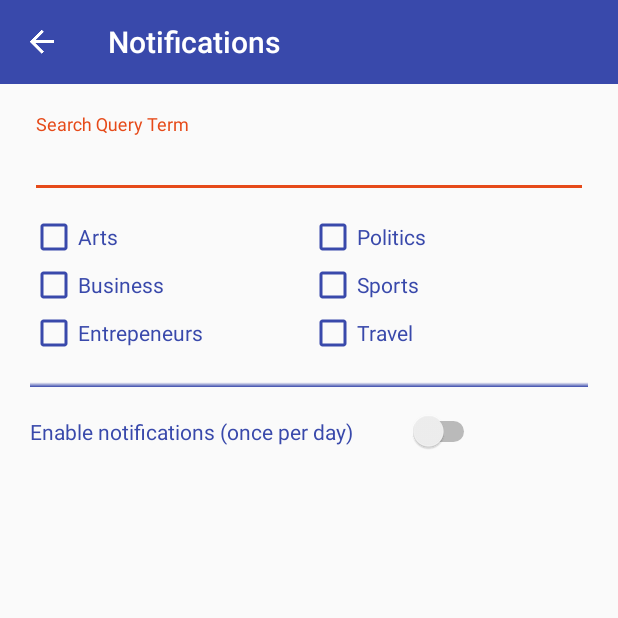
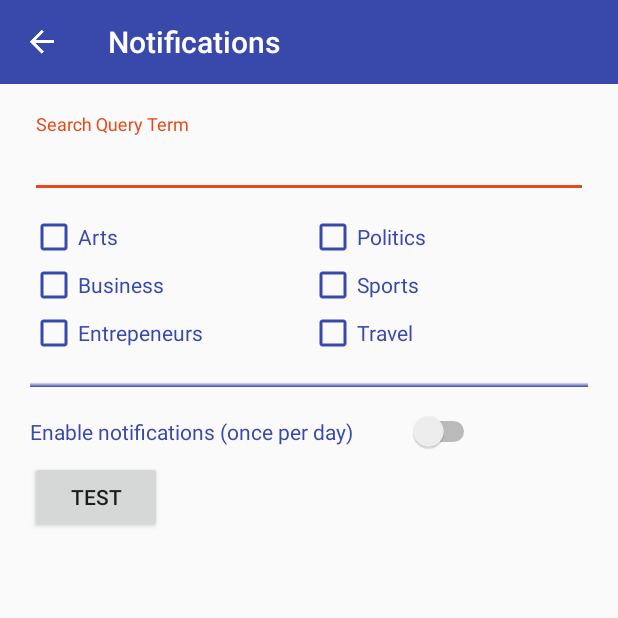
Before and after one commit to diegoma77/MyNews, an Android app: the NotificationsActivity screen opened directly, with no data from a screen before it, on a phone screen of 412 x 824 dp, the top half of it. Run offline under Robolectric (Android 15) with nearby library versions, the phone set to English and light mode, and no system bars; network calls fail.

Commit message:
Add notifications bar. I need to change what it displays, but it works

```diff
--- a/app/src/main/AndroidManifest.xml
+++ b/app/src/main/AndroidManifest.xml
@@ -27,6 +27,11 @@
         <activity android:name=".activities.WebViewMainActivity" />
         <activity android:name=".activities.WebViewSearchActivity" />
 
+        <receiver android:name=".broadcastreceivers.ButtonListener">
+            <intent-filter>
+                <action android:name="button_clicked" />
+            </intent-filter>
+        </receiver>
     </application>
 
 </manifest>
--- a/app/src/main/java/com/example/android/mynews/activities/DisplaySearchArticlesActivity.java
+++ b/app/src/main/java/com/example/android/mynews/activities/DisplaySearchArticlesActivity.java
@@ -77,7 +77,7 @@ public class DisplaySearchArticlesActivity extends AppCompatActivity {
         actionBar.setHomeAsUpIndicator(R.drawable.ic_arrow_back_white_24dp);
         actionBar.setDisplayHomeAsUpEnabled(true);
 
-        //Changes the color of the Toolbar Overflow Button to white
+        //Changes the color of the Toolbar Overflow ButtonListener to white
         setOverflowButtonColor(toolbar, Color.WHITE);
 
         //Get the URLs from SearchArticlesActivity and display them
--- a/app/src/main/java/com/example/android/mynews/activities/NotificationsActivity.java
+++ b/app/src/main/java/com/example/android/mynews/activities/NotificationsActivity.java
@@ -1,8 +1,12 @@
 package com.example.android.mynews.activities;
 
+import android.app.NotificationManager;
+import android.app.PendingIntent;
+import android.content.Context;
 import android.content.Intent;
 import android.os.Bundle;
 import android.support.design.widget.TextInputEditText;
+import android.support.v4.app.NotificationCompat;
 import android.support.v7.app.ActionBar;
 import android.support.v7.app.AppCompatActivity;
 import android.support.v7.widget.Toolbar;
@@ -11,6 +15,7 @@ import android.view.View;
 import android.widget.Button;
 import android.widget.CheckBox;
 import android.widget.LinearLayout;
+import android.widget.RemoteViews;
 import android.widget.Switch;
 import android.widget.Toast;
 
@@ -25,6 +30,17 @@ import java.util.List;
  */
 
 public class NotificationsActivity extends AppCompatActivity {
+
+    //Variables for notifications
+    private NotificationCompat.Builder mBuilder;
+    private NotificationManager mNotificationManager;
+    private int notification_id;
+    private RemoteViews remoteViews;
+    private Context context;
+
+    // TODO: 23/03/2018 Delete this button
+    //Test Button
+    Button testButton;
 
     //List for sections
     private List<String> listOfSections;
@@ -73,7 +89,51 @@ public class NotificationsActivity extends AppCompatActivity {
         cb_sports = (CheckBox) findViewById(R.id.notif_checkBox_sports);
         cb_travel = (CheckBox) findViewById(R.id.notif_checkBox_travel);
 
+        /** Code for the notifications */
 
+        //We initialize the context so as not to call it several times with getContext()
+        context = this;
+        mNotificationManager = (NotificationManager) getSystemService(NOTIFICATION_SERVICE);
+        remoteViews = new RemoteViews(getPackageName(), R.layout.custom_notification);
+
+        /**
+        //Allows to change the views inside the notification layout
+        remoteViews.setImageViewResource(R.id.custom_notif_icon, R.mipmap.ic_launcher );
+        remoteViews.setTextViewText(R.id.custom_notif_text, "TEXT");
+         */
+
+        //Intent for the broadcast receiver
+        //Allows to get a unique id (uses the current time, thats why it will always be unique)
+        notification_id = (int) System.currentTimeMillis();
+        final Intent button_intent = new Intent("button_clicked");
+        button_intent.putExtra("id", notification_id);
+
+        PendingIntent p_button_intent = PendingIntent.getBroadcast(context, 123, button_intent, PendingIntent.FLAG_UPDATE_CURRENT);
+        remoteViews.setOnClickPendingIntent(R.id.custom_notif_button, p_button_intent);
+        //Request code can be any number
+
+        //Code for the button of the notification layout
+        testButton = findViewById(R.id.test_button);
+        testButton.setOnClickListener(new View.OnClickListener() {
+            @Override
+            public void onClick(View v) {
+
+                Intent notification_intent = new Intent(context, MainActivity.class);
+                PendingIntent pendingIntent = PendingIntent.getActivity(context,0,notification_intent, 0);
+
+                mBuilder = new NotificationCompat.Builder(context);
+                mBuilder.setSmallIcon(R.mipmap.ic_launcher)
+                        .setAutoCancel(true)
+                        .setCustomContentView(remoteViews)
+                        .setContentIntent(pendingIntent);
+
+                mNotificationManager.notify(notification_id,mBuilder.build());
+
+            }
+        });
+
+
+        //Code for the switch
         mSwitch.setOnClickListener(new View.OnClickListener() {
             @Override
             public void onClick(View v) {
--- a/app/src/main/java/com/example/android/mynews/data/AndroidDatabaseManager.java
+++ b/app/src/main/java/com/example/android/mynews/data/AndroidDatabaseManager.java
@@ -129,7 +129,7 @@ public class AndroidDatabaseManager extends Activity implements OnItemClickListe
 		//A button which generates a text view from which user can write custome queries
 		final EditText customquerytext = new EditText(this);
 		customquerytext.setVisibility(View.GONE);
-		customquerytext.setHint("Enter Your Query here and Click on Submit Query Button .Results will be displayed below");
+		customquerytext.setHint("Enter Your Query here and Click on Submit Query ButtonListener .Results will be displayed below");
 		 mainLayout.addView(customquerytext);
 
 		final Button submitQuery = new Button(AndroidDatabaseManager.this);
@@ -579,7 +579,7 @@ public class AndroidDatabaseManager extends Activity implements OnItemClickListe
 	                        	    }
 	                        	    addnewlayout.setBackgroundColor(Color.WHITE);
 	                        	    addrowsv.addView(addnewlayout);
-	                          	Log.d("Button Clicked", "");
+	                          	Log.d("ButtonListener Clicked", "");
 	                          	//the above form layout which we have created above will be displayed in an alert dialog
 	                          	runOnUiThread(new Runnable() {
 	                    			   @Override
--- a/app/src/main/res/layout/notifications_layout.xml
+++ b/app/src/main/res/layout/notifications_layout.xml
@@ -140,6 +140,12 @@
             android:paddingBottom="10dp"
             />
 
+        <Button
+            android:id="@+id/test_button"
+            android:layout_width="wrap_content"
+            android:layout_height="wrap_content"
+            android:text="Test"/>
+
     </LinearLayout> <!-- global (after toolbar) -->
 
 </LinearLayout> <!-- general -->
--- a/app/src/main/res/layout/search_articles_layout.xml
+++ b/app/src/main/res/layout/search_articles_layout.xml
@@ -79,7 +79,7 @@
                             android:textColor="@color/colorPrimary"
                             android:hint="20/03/1988"/>
 
-                    </LinearLayout> <!-- Button -->
+                    </LinearLayout>
 
                         <CheckBox
                             android:id="@+id/search_checkBox_arts"
@@ -151,7 +151,7 @@
                             android:textColor="@color/colorPrimary"
                             android:hint="20/03/1988"/>
 
-                    </LinearLayout> <!-- Button -->
+                    </LinearLayout>
 
                         <CheckBox
                             android:id="@+id/search_checkBox_politics"
```
Also changed, not shown: app/src/main/java/com/example/android/mynews/activities/MainActivity.java (+5 -5 lines), app/src/main/java/com/example/android/mynews/activities/SearchArticlesActivity.java (+6 -6 lines), app/src/main/java/com/example/android/mynews/broadcastreceivers/ButtonListener.java (added, +22 -0 lines), app/src/main/res/layout/custom_notification.xml (added, +39 -0 lines).
